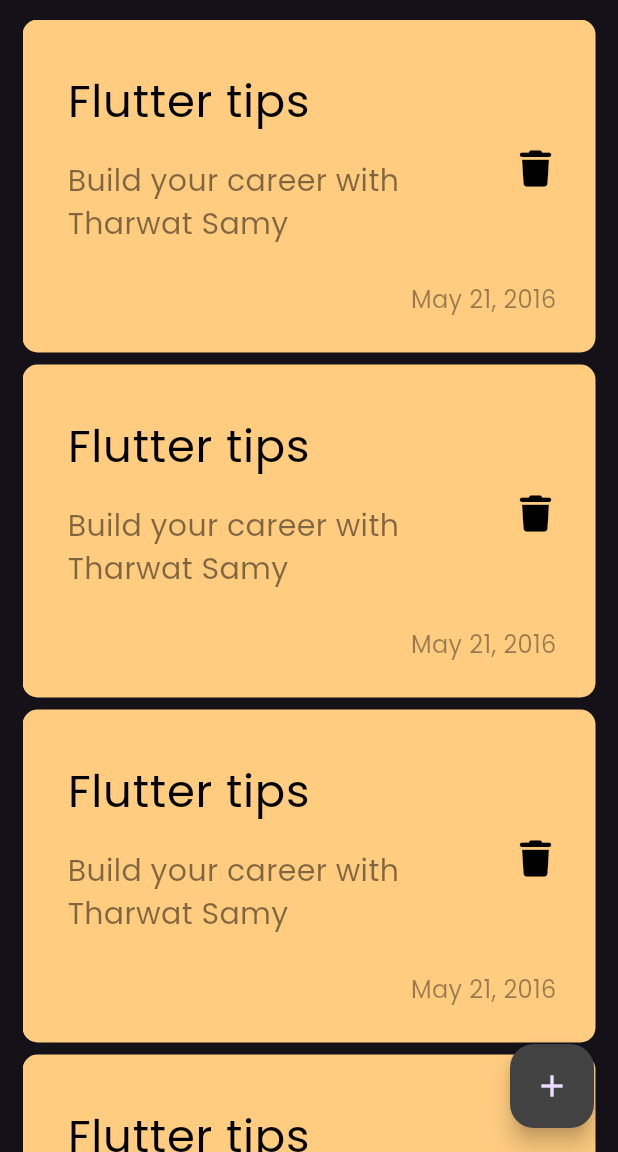
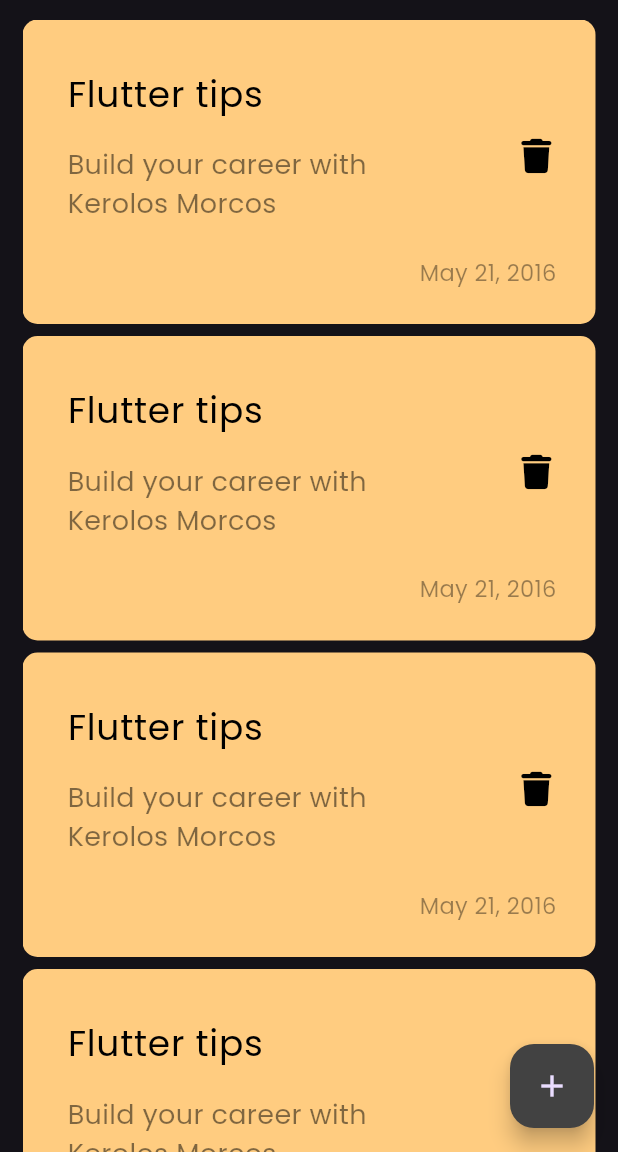
Before and after one commit to Kerolos-Morcos/Notes-App, a Flutter app: the screen it shows after launch, on a phone screen of 412 x 824 dp, the part 84-1236 px from its top. Run offline on Flutter 3.47's test engine with Material 3 defaults, Android fonts, the phone set to English and light mode, and no system bars; our stand-ins replace font_awesome_flutter.

Commit message:
Using ListTile in NoteItem and making some edits in UI

```diff
--- a/lib/views/notes_view.dart
+++ b/lib/views/notes_view.dart
@@ -1,6 +1,6 @@
 import 'package:flutter/material.dart';
 import 'package:notes_app/widgets/custom_app_bar.dart';
-import 'package:notes_app/widgets/notes_view_body.dart';
+import 'package:notes_app/widgets/notes_list_view.dart';
 
 class NotesView extends StatefulWidget {
   const NotesView({super.key});
@@ -19,7 +19,7 @@ class _NotesViewState extends State<NotesView> {
       ),
       body: const Padding(
         padding: EdgeInsets.only(left: 15, right: 15, top: 13),
-        child: NotesViewBody(),
+        child: NotesListView(),
       ),
       floatingActionButton: FloatingActionButton(
         onPressed: () {},
--- a/lib/widgets/custom_note_item.dart
+++ b/lib/widgets/custom_note_item.dart
@@ -21,17 +21,20 @@ class CustomNoteItem extends StatelessWidget {
               maxLines: 1,
               'Flutter tips',
               style: TextStyle(
-                fontSize: 30,
+                fontSize: 24,
                 color: Colors.black,
               ),
             ),
             subtitle: Padding(
-              padding: const EdgeInsets.only(top: 16, bottom: 16,),
+              padding: const EdgeInsets.only(
+                top: 16,
+                bottom: 14,
+              ),
               child: Text(
-                'Build your career with Tharwat Samy',
+                'Build your career with Kerolos Morcos',
                 maxLines: 2,
                 style: TextStyle(
-                  fontSize: 20,
+                  fontSize: 18,
                   color: Colors.black.withOpacity(0.5),
                 ),
               ),
@@ -42,7 +45,7 @@ class CustomNoteItem extends StatelessWidget {
               onPressed: () {},
               icon: const Icon(
                 FontAwesomeIcons.trash,
-                size: 24,
+                size: 23,
                 color: Colors.black,
               ),
             ),
@@ -54,7 +57,7 @@ class CustomNoteItem extends StatelessWidget {
               maxLines: 1,
               style: TextStyle(
                 color: Colors.black.withOpacity(0.4),
-                fontSize: 16,
+                fontSize: 15,
               ),
             ),
           ),
--- a/lib/widgets/notes_view_body.dart
+++ b/lib/widgets/notes_list_view.dart
@@ -1,8 +1,8 @@
 import 'package:flutter/material.dart';
 import 'package:notes_app/widgets/custom_note_item.dart';
 
-class NotesViewBody extends StatelessWidget {
-  const NotesViewBody({
+class NotesListView extends StatelessWidget {
+  const NotesListView({
     super.key,
   });
 
--- a/pubspec.yaml
+++ b/pubspec.yaml
@@ -46,7 +46,7 @@ dev_dependencies:
   # activated in the `analysis_options.yaml` file located at the root of your
   # package. See that file for information about deactivating specific lint
   # rules and activating additional ones.
-  flutter_lints: ^3.0.0
+  flutter_lints: ^4.0.0
 
 # For information on the generic Dart part of this file, see the
 # following page: https://dart.dev/tools/pub/pubspec
@@ -78,7 +78,7 @@ flutter:
   fonts:
     - family: Poppins
       fonts:
-        - asset: assets/fonts/Poppins-Regular.ttf
+        - asset: lib/assets/fonts/Poppins-Regular.ttf
   #   - family: Trajan Pro
   #     fonts:
   #       - asset: fonts/TrajanPro.ttf
```
Also changed, not shown: pubspec.lock.
